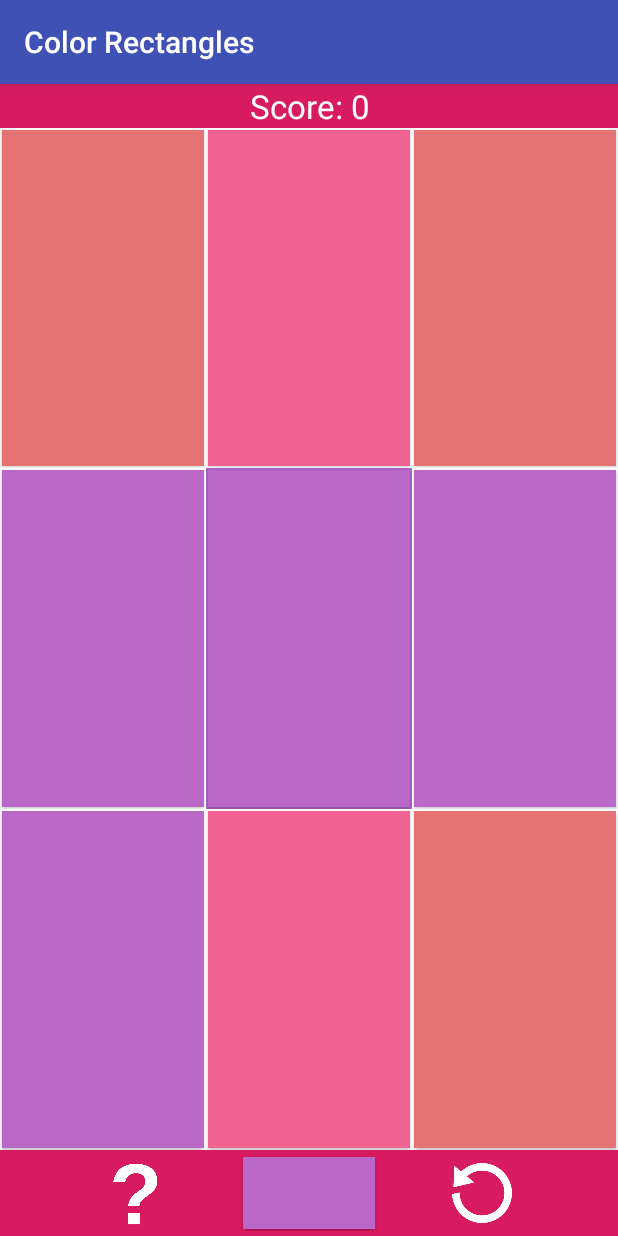
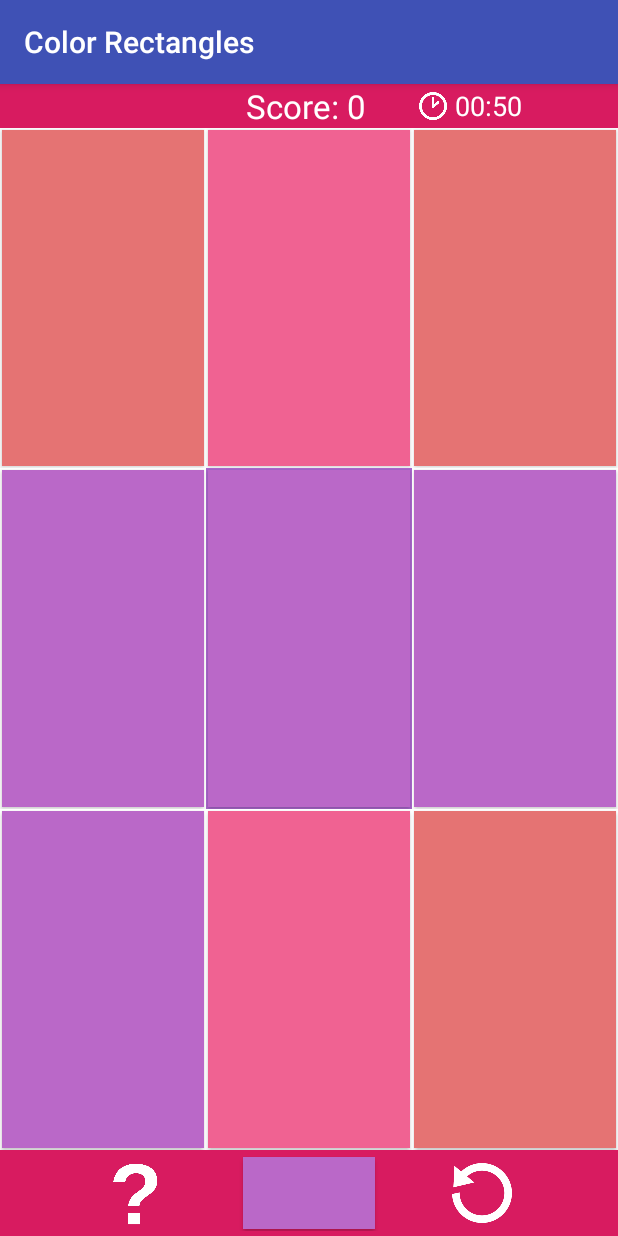
Before and after one commit to mdiannna/ColorRectangles, an Android app: the screen it shows after launch (MainActivity), after a tap on an icon or button, on a phone screen of 412 x 824 dp. Run offline under Robolectric (Android 15) with nearby library versions, the phone set to English and light mode, and no system bars.

Commit message:
Added timer

```diff
--- a/app/src/main/java/com/diana/squares/MainActivity.java
+++ b/app/src/main/java/com/diana/squares/MainActivity.java
@@ -14,6 +14,7 @@ package com.diana.squares;
 import android.content.Intent;
 import android.content.res.Resources;
 import android.os.Bundle;
+import android.os.CountDownTimer;
 import android.support.v7.app.AppCompatActivity;
 import android.graphics.Color;
 import android.util.Log;
@@ -21,13 +22,17 @@ import android.view.View;
 import android.widget.Button;
 import android.widget.TextView;
 
+import java.text.SimpleDateFormat;
+import java.util.Date;
 import java.util.Random;
 
 
 public class MainActivity extends AppCompatActivity {
     public static String TAG = "--MyDEBUG--";
     GameMatrix gameMatrix = new GameMatrix();
+    TextView timerTextView;
     Button currentColorButton;
+
     String colors[] = {"#e57373", "#BA68C8", "#F06292"};
     int currentColor = Color.parseColor(colors[0]);
     int currentColorIndex = 0;
@@ -41,6 +46,27 @@ public class MainActivity extends AppCompatActivity {
         setContentView(R.layout.activity_main);
         initGameMatrix();
         initScore();
+
+
+        timerTextView = (TextView) findViewById( R.id.timer );
+        new CountDownTimer(1*60000, 1000) {
+
+            public void onTick(long millisUntilFinished) {
+                timerTextView.setText("" +new SimpleDateFormat("mm:ss").format(new Date( millisUntilFinished)));
+//                timerTextView.setText(" " +new SimpleDateFormat("mm:ss:SS").format(new Date( millisUntilFinished)));
+            }
+
+            public void onFinish() {
+                timerTextView.setText("done!");
+
+                for(int i=1; i<=9; i++){
+                    int resId = getResources().getIdentifier("b" + i, "id", getPackageName());
+                    Button b = (Button) findViewById(resId);
+                    b.setClickable(false);
+                }
+            }
+        }.start();
+
     }
 
     public void initScore(){
@@ -57,6 +83,7 @@ public class MainActivity extends AppCompatActivity {
         gameMatrix.gameRows = gameRows;
 
         Random randomGenerator = new Random();
+
 
         Button b1 = (Button) findViewById(R.id.b1);
         Button b2 = (Button) findViewById(R.id.b2);
--- a/app/src/main/res/layout/activity_main.xml
+++ b/app/src/main/res/layout/activity_main.xml
@@ -7,23 +7,56 @@
     android:background="#ffffff"
     tools:context="com.diana.squares.MainActivity">
 
-
     <LinearLayout
         android:id="@+id/scoreLayout"
         android:layout_width="match_parent"
         android:layout_height="wrap_content"
-        android:layout_weight=".10"
-        android:background="#D81B60">
+        android:background="#D81B60"
+        android:orientation="horizontal"
+        android:layout_gravity="center"
+        android:gravity="center"
+        >
+
+        <LinearLayout
+            android:layout_width="100dp"
+            android:layout_height="wrap_content">
+        </LinearLayout>
+
+    <TextView
+        android:id="@+id/score"
+        android:layout_width="wrap_content"
+        android:layout_height="wrap_content"
+        android:gravity="center_horizontal"
+        android:text="Score: 0"
+        android:textAppearance="?android:attr/textAppearanceLarge"
+        android:textColor="#FFFFFF"
+        android:layout_gravity="center" />
+
+        <LinearLayout
+            android:layout_width="30dp"
+            android:layout_height="wrap_content">
+        </LinearLayout>
+
+        <ImageButton
+            android:layout_width="30dp"
+            android:layout_height="match_parent"
+            android:src="@drawable/timer"
+            android:onClick="restartGame"
+            android:layout_gravity="right"
+            android:scaleType="centerInside"
+            android:background="#D81B60"
+            android:padding="5dp"/>
 
         <TextView
-            android:id="@+id/score"
-            android:layout_width="match_parent"
+            android:id="@+id/timer"
+            android:layout_width="wrap_content"
             android:layout_height="wrap_content"
-            android:gravity="center_horizontal"
-            android:text="Score: 0"
-            android:textAppearance="?android:attr/textAppearanceLarge"
-            android:textColor="#FFFFFF"/>
-    </LinearLayout>
+            android:gravity="right"
+            android:text="Timer:"
+            android:textAppearance="?android:attr/textAppearanceMedium"
+            android:textColor="#FFFFFF"
+            android:layout_gravity="center" />
+</LinearLayout>
 
     <TableLayout
         android:layout_width="match_parent"
```
Also changed, not shown: app/src/main/res/drawable/timer.png (added).
